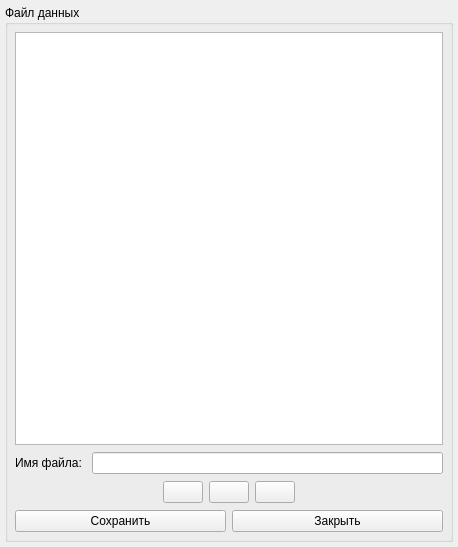
superkulpa/phx-cnc-ui, file phx-cnc-ui-mainform/src/forms/CXFilesList.ui: the form before one commit.
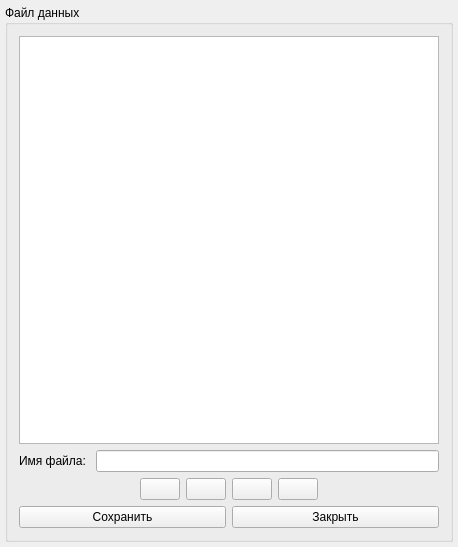
The form after the commit. Icons and pictures are not drawn. Custom widgets are drawn as their Qt base class.

```diff
--- a/phx-cnc-ui-mainform/src/forms/CXFilesList.ui
+++ b/phx-cnc-ui-mainform/src/forms/CXFilesList.ui
@@ -26,12 +26,6 @@
       <string>Файл данных</string>
      </property>
      <layout class="QVBoxLayout" name="verticalLayout">
-      <property name="spacing">
-       <number>7</number>
-      </property>
-      <property name="margin">
-       <number>7</number>
-      </property>
       <item>
        <widget class="QListView" name="mFileView">
         <property name="editTriggers">
@@ -74,6 +68,29 @@
           </property>
          </spacer>
         </item>
+        <item>
+         <widget class="CXTouchButton" name="mReturnButton">
+          <property name="text">
+           <string/>
+          </property>
+          <property name="icon">
+           <iconset>
+            <normaloff>../../images/back.png</normaloff>../../images/back.png</iconset>
+          </property>
+          <property name="iconSize">
+           <size>
+            <width>24</width>
+            <height>24</height>
+           </size>
+          </property>
+          <property name="autoRepeat">
+           <bool>true</bool>
+          </property>
+          <property name="autoRepeatInterval">
+           <number>100</number>
+          </property>
+         </widget>
+        </item>
         <item>
          <widget class="CXTouchButton" name="mDownButton">
           <property name="text">
```
Left out of the diff: 19 changed lines with no effect on the pictures.
